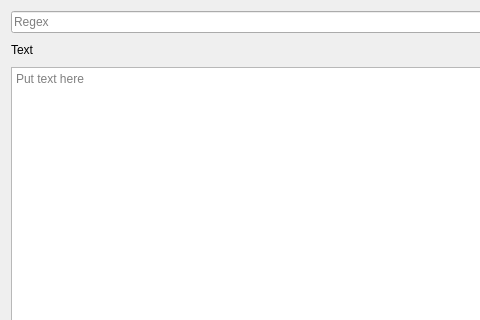
Old version of the form src/widgets/regexwidget.ui in the repository N1vn0vem8er/cutetoolbox; both pictures show x 0 to 480 and y 0 to 320 of the 883 by 696 pixel window.
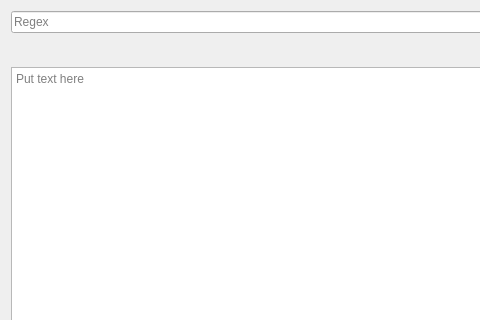
New version of the form. Icons and pictures are not drawn. Custom widgets are drawn as their Qt base class.

Commit message: Removed label from regexwidget

What changed in the file:
```diff
--- a/src/widgets/regexwidget.ui
+++ b/src/widgets/regexwidget.ui
@@ -69,13 +69,6 @@
    </item>
    <item>
     <layout class="QHBoxLayout" name="horizontalLayout_2">
-     <item>
-      <widget class="QLabel" name="label">
-       <property name="text">
-        <string>Text</string>
-       </property>
-      </widget>
-     </item>
      <item>
       <spacer name="horizontalSpacer">
        <property name="orientation">
```
